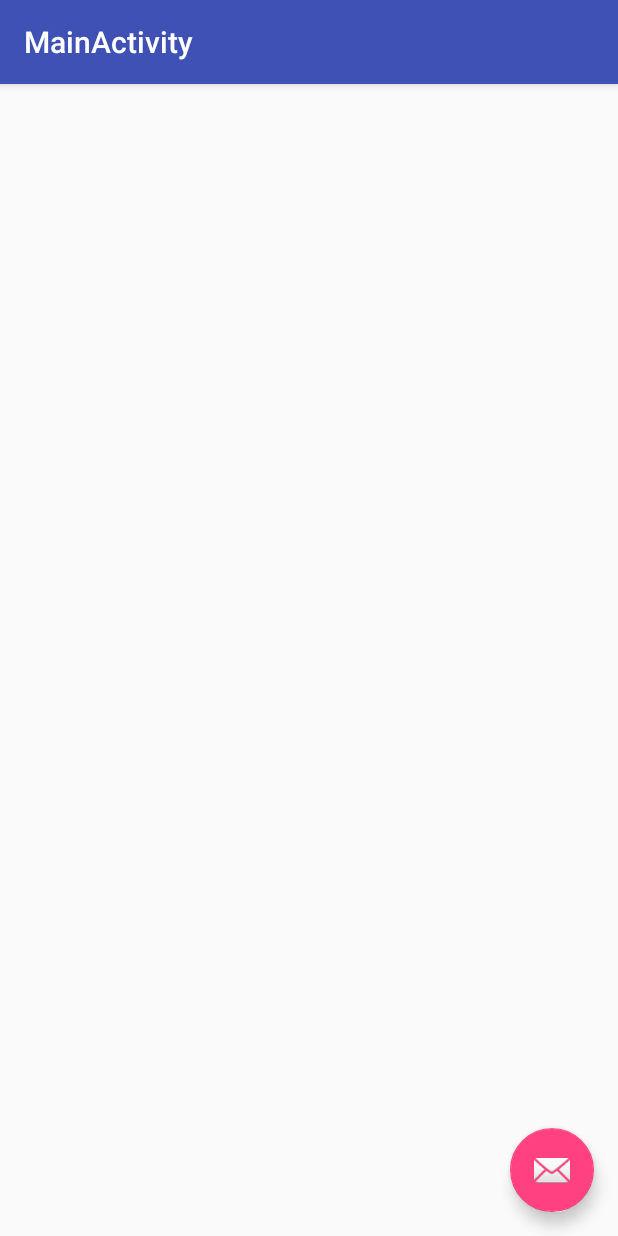
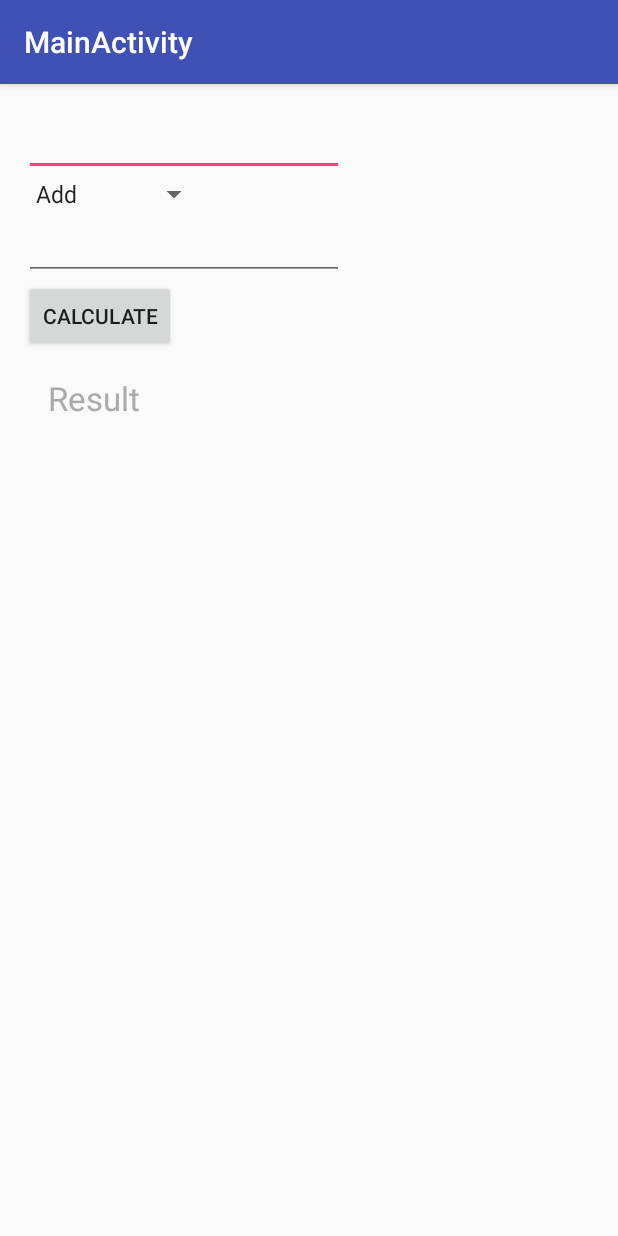
Before and after one commit to ShikherVerma/CalculatorClient, an Android app: the screen it shows after launch (MainActivity), on a phone screen of 412 x 824 dp. Run offline under Robolectric (Android 15) with nearby library versions, the phone set to English and light mode, and no system bars.

Commit message:
added ui

```diff
--- a/app/src/main/java/com/shikherverma/calculatorclient/MainActivity.java
+++ b/app/src/main/java/com/shikherverma/calculatorclient/MainActivity.java
@@ -1,11 +1,8 @@
 package com.shikherverma.calculatorclient;
 
 import android.os.Bundle;
-import android.support.design.widget.FloatingActionButton;
-import android.support.design.widget.Snackbar;
 import android.support.v7.app.AppCompatActivity;
 import android.support.v7.widget.Toolbar;
-import android.view.View;
 
 public class MainActivity extends AppCompatActivity {
 
@@ -16,14 +13,6 @@ public class MainActivity extends AppCompatActivity {
         Toolbar toolbar = (Toolbar) findViewById(R.id.toolbar);
         setSupportActionBar(toolbar);
 
-        FloatingActionButton fab = (FloatingActionButton) findViewById(R.id.fab);
-        fab.setOnClickListener(new View.OnClickListener() {
-            @Override
-            public void onClick(View view) {
-                Snackbar.make(view, "Replace with your own action", Snackbar.LENGTH_LONG)
-                        .setAction("Action", null).show();
-            }
-        });
     }
 
 }
--- a/app/src/main/res/layout/activity_main.xml
+++ b/app/src/main/res/layout/activity_main.xml
@@ -23,12 +23,4 @@
 
     <include layout="@layout/content_main" />
 
-    <android.support.design.widget.FloatingActionButton
-        android:id="@+id/fab"
-        android:layout_width="wrap_content"
-        android:layout_height="wrap_content"
-        android:layout_gravity="bottom|end"
-        android:layout_margin="@dimen/fab_margin"
-        android:src="@android:drawable/ic_dialog_email" />
-
 </android.support.design.widget.CoordinatorLayout>
--- a/app/src/main/res/layout/content_main.xml
+++ b/app/src/main/res/layout/content_main.xml
@@ -12,4 +12,54 @@
     tools:context="com.shikherverma.calculatorclient.MainActivity"
     tools:showIn="@layout/activity_main">
 
+    <EditText
+      android:layout_width="wrap_content"
+      android:layout_height="wrap_content"
+      android:inputType="numberSigned|numberDecimal"
+      android:ems="10"
+      android:id="@+id/input_one"
+      android:layout_alignParentTop="true"
+      android:layout_alignParentLeft="true"
+      android:layout_alignParentStart="true"/>
+
+    <Spinner
+      android:layout_width="wrap_content"
+      android:layout_height="wrap_content"
+      android:id="@+id/spinner"
+      android:layout_below="@+id/input_one"
+      android:entries="@array/operator_array"
+      android:layout_alignParentLeft="true"
+      android:layout_alignParentStart="true"/>
+
+    <EditText
+      android:layout_width="wrap_content"
+      android:layout_height="wrap_content"
+      android:inputType="numberSigned|numberDecimal"
+      android:ems="10"
+      android:id="@+id/input_two"
+      android:layout_below="@+id/spinner"
+      android:layout_alignParentLeft="true"
+      android:layout_alignParentStart="true"/>
+
+    <Button
+      android:layout_width="wrap_content"
+      android:layout_height="wrap_content"
+      android:text="Calculate"
+      android:id="@+id/button"
+      android:layout_below="@+id/input_two"
+      android:layout_alignParentLeft="true"
+      android:layout_alignParentStart="true"/>
+
+  <TextView
+    android:layout_width="wrap_content"
+    android:layout_height="wrap_content"
+    android:padding="@dimen/fab_margin"
+    android:textAppearance="?android:attr/textAppearanceLarge"
+    android:text="Result"
+    android:textColor="@android:color/darker_gray"
+    android:id="@+id/result"
+    android:layout_below="@+id/button"
+    android:layout_alignParentLeft="true"
+    android:layout_alignParentStart="true"/>
+
 </RelativeLayout>
--- /dev/null
+++ b/app/src/main/res/values/operator_array.xml
@@ -0,0 +1,9 @@
+<?xml version="1.0" encoding="utf-8"?>
+<resources>
+  <string-array name="operator_array">
+    <item>Add</item>
+    <item>Subtract</item>
+    <item>Divide</item>
+    <item>Multiply</item>
+  </string-array>
+</resources>
```
